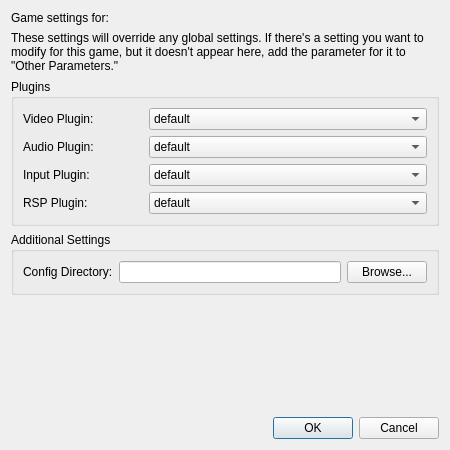
Old version of the form src/dialogs/gamesettingsdialog.ui in the repository LankSkywalker/LankSkywalker.github.ioQ.
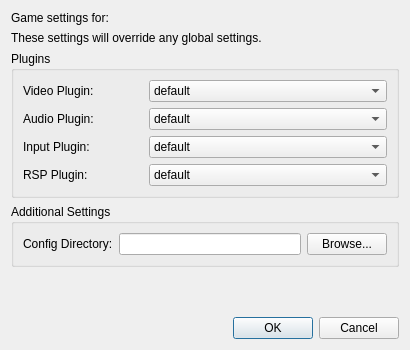
New version of the form.

Commit message:
Remove text from game settings dialog
There is no "other parameters" anymore

Patch:
```diff
--- a/src/dialogs/gamesettingsdialog.ui
+++ b/src/dialogs/gamesettingsdialog.ui
@@ -6,14 +6,14 @@
    <rect>
     <x>0</x>
     <y>0</y>
-    <width>450</width>
-    <height>450</height>
+    <width>410</width>
+    <height>350</height>
    </rect>
   </property>
   <property name="minimumSize">
    <size>
-    <width>450</width>
-    <height>450</height>
+    <width>350</width>
+    <height>350</height>
    </size>
   </property>
   <property name="windowTitle">
@@ -30,7 +30,7 @@
    <item>
     <widget class="QLabel" name="helpLabel">
      <property name="text">
-      <string>These settings will override any global settings. If there's a setting you want to modify for this game, but it doesn't appear here, add the parameter for it to &quot;Other Parameters.&quot;</string>
+      <string>These settings will override any global settings.</string>
      </property>
      <property name="wordWrap">
       <bool>true</bool>
```
